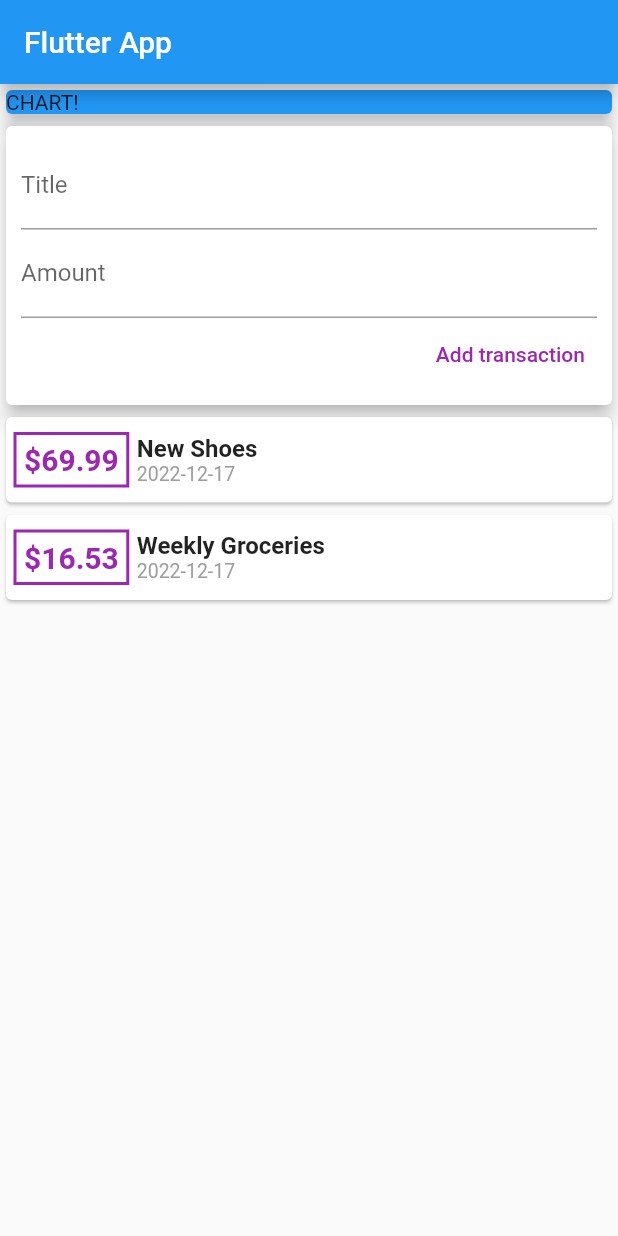
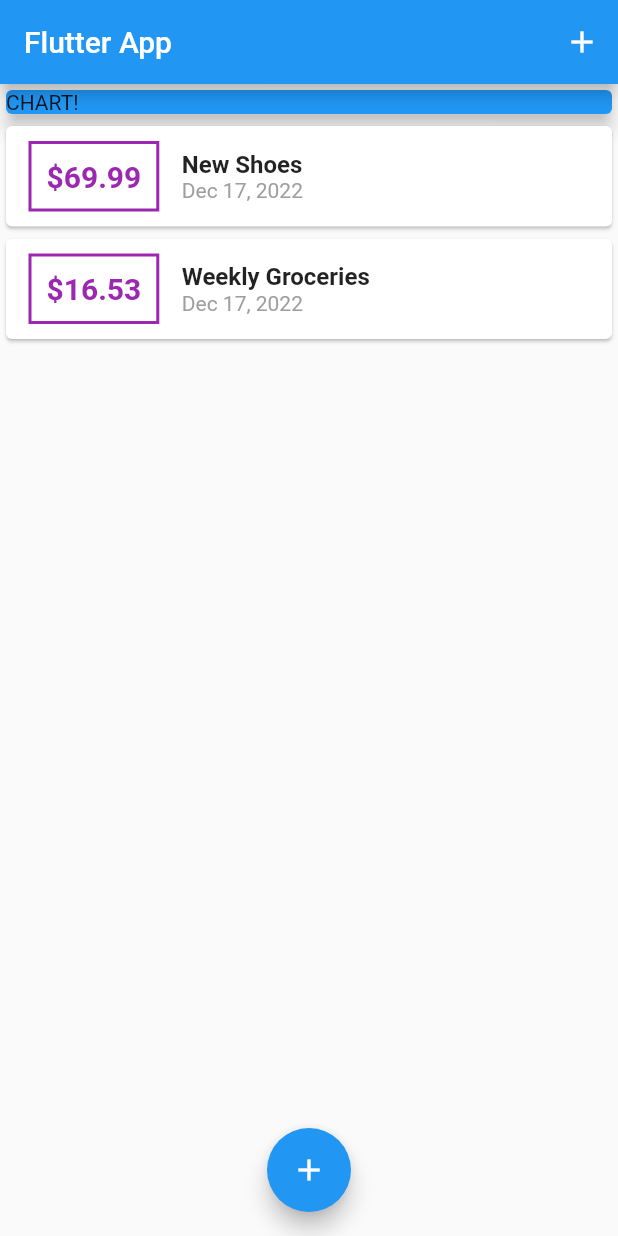
Before and after one commit to Daddy2054/ch4, a Flutter app: the screen it shows after launch, on a phone screen of 412 x 824 dp. Run offline on Flutter 3.47's test engine with Material 2 defaults, Android fonts, the phone set to English and light mode, and no system bars.

```diff
--- a/lib/main.dart
+++ b/lib/main.dart
@@ -1,9 +1,8 @@
 import 'package:flutter/material.dart';
-import 'package:flutter_complete_guide/widgets/new_transaction.dart';
-import 'package:flutter_complete_guide/widgets/trasaction_list.dart';
-import 'package:flutter_complete_guide/widgets/user_transaction.dart';
 
-//import 'models/transaction.dart';
+import './widgets/new_transaction.dart';
+import './widgets/transaction_list.dart';
+import './models/transaction.dart';
 
 void main() => runApp(MyApp());
 
@@ -17,30 +16,88 @@ class MyApp extends StatelessWidget {
   }
 }
 
-class MyHomePage extends StatelessWidget {
+class MyHomePage extends StatefulWidget {
   // String titleInput;
   // String amountInput;
+  @override
+  _MyHomePageState createState() => _MyHomePageState();
+}
+
+class _MyHomePageState extends State<MyHomePage> {
+  final List<Transaction> _userTransactions = [
+    Transaction(
+      id: 't1',
+      title: 'New Shoes',
+      amount: 69.99,
+      date: DateTime.now(),
+    ),
+    Transaction(
+      id: 't2',
+      title: 'Weekly Groceries',
+      amount: 16.53,
+      date: DateTime.now(),
+    ),
+  ];
+
+  void _addNewTransaction(String txTitle, double txAmount) {
+    final newTx = Transaction(
+      title: txTitle,
+      amount: txAmount,
+      date: DateTime.now(),
+      id: DateTime.now().toString(),
+    );
+
+    setState(() {
+      _userTransactions.add(newTx);
+    });
+  }
+
+  void _startAddNewTransaction(BuildContext ctx) {
+    showModalBottomSheet(
+      context: ctx,
+      builder: (_) {
+        return GestureDetector(
+          onTap: () {},
+          child: NewTransaction(_addNewTransaction),
+          behavior: HitTestBehavior.opaque,
+        );
+      },
+    );
+  }
 
   @override
   Widget build(BuildContext context) {
     return Scaffold(
       appBar: AppBar(
         title: Text('Flutter App'),
+        actions: <Widget>[
+          IconButton(
+            icon: Icon(Icons.add),
+            onPressed: () => _startAddNewTransaction(context),
           ),
-      body: Column(
-        //   mainAxisAlignment: MainAxisAlignment.spaceAround,
+        ],
+      ),
+      body: SingleChildScrollView(
+        child: Column(
+          // mainAxisAlignment: MainAxisAlignment.start,
           crossAxisAlignment: CrossAxisAlignment.stretch,
           children: <Widget>[
             Container(
-            //    width: double.infinity,
+              width: double.infinity,
               child: Card(
                 color: Colors.blue,
                 child: Text('CHART!'),
                 elevation: 5,
               ),
             ),
-          UserTransactions()
+            TransactionList(_userTransactions),
           ],
+        ),
+      ),
+      floatingActionButtonLocation: FloatingActionButtonLocation.centerFloat,
+      floatingActionButton: FloatingActionButton(
+        child: Icon(Icons.add),
+        onPressed: () => _startAddNewTransaction(context),
       ),
     );
   }
--- /dev/null
+++ b/lib/widgets/transaction_list.dart
@@ -0,0 +1,67 @@
+import 'package:flutter/material.dart';
+import 'package:intl/intl.dart';
+
+import '../models/transaction.dart';
+
+class TransactionList extends StatelessWidget {
+  final List<Transaction> transactions;
+
+  TransactionList(this.transactions);
+
+  @override
+  Widget build(BuildContext context) {
+    return Container(
+      height: 300,
+      child: ListView.builder(
+        itemBuilder: (ctx, index) {
+          return Card(
+            child: Row(
+              children: <Widget>[
+                Container(
+                  margin: EdgeInsets.symmetric(
+                    vertical: 10,
+                    horizontal: 15,
+                  ),
+                  decoration: BoxDecoration(
+                    border: Border.all(
+                      color: Colors.purple,
+                      width: 2,
+                    ),
+                  ),
+                  padding: EdgeInsets.all(10),
+                  child: Text(
+                    '\$${transactions[index].amount.toStringAsFixed(2)}',
+                    style: TextStyle(
+                      fontWeight: FontWeight.bold,
+                      fontSize: 20,
+                      color: Colors.purple,
+                    ),
+                  ),
+                ),
+                Column(
+                  crossAxisAlignment: CrossAxisAlignment.start,
+                  children: <Widget>[
+                    Text(
+                      transactions[index].title,
+                      style: TextStyle(
+                        fontSize: 16,
+                        fontWeight: FontWeight.bold,
+                      ),
+                    ),
+                    Text(
+                      DateFormat.yMMMd().format(transactions[index].date),
+                      style: TextStyle(
+                        color: Colors.grey,
+                      ),
+                    ),
+                  ],
+                ),
+              ],
+            ),
+          );
+        },
+        itemCount: transactions.length,
+      ),
+    );
+  }
+}
--- a/lib/widgets/trasaction_list.dart
+++ /dev/null
@@ -1,66 +0,0 @@
-// import 'package:flutter/src/foundation/key.dart';
-// import 'package:flutter/src/widgets/container.dart';
-// import 'package:flutter/src/widgets/framework.dart';
-import 'package:flutter_complete_guide/models/transaction.dart';
-import 'package:intl/intl.dart';
-import 'package:flutter/material.dart';
-
-//import 'package:flutter_complete_guide/widgets/user_transaction.dart';
-//import 'user_transaction.dart';
-class TransactionList extends StatelessWidget {
-  final List<Transaction> transactions;
-
-  TransactionList(this.transactions);
-//]
-  @override
-  Widget build(BuildContext context) {
-    return Column(
-      children: transactions.map((tx) {
-        return Card(
-          child: Row(
-            //mainAxisAlignment: MainAxisAlignment.spaceEvenly,
-            children: <Widget>[
-              Container(
-                margin: EdgeInsets.symmetric(
-                  vertical: 10,
-                  horizontal: 5,
-                ),
-                decoration: BoxDecoration(
-                  border: Border.all(color: Colors.purple, width: 2),
-                ),
-                padding: EdgeInsets.all(5),
-                child: Text(
-                  '\$${tx.amount}',
-                  style: TextStyle(
-                    fontWeight: FontWeight.bold,
-                    fontSize: 20,
-                    color: Colors.purple,
-                  ),
-                ),
-              ),
-              Column(
-                crossAxisAlignment: CrossAxisAlignment.start,
-                children: <Widget>[
-                  Text(
-                    tx.title,
-                    style: TextStyle(
-                      fontSize: 16,
-                      fontWeight: FontWeight.bold,
-                    ),
-                  ),
-                  Text(
-                    DateFormat('yyyy-MM-dd').format(tx.date),
-                    style: TextStyle(
-                      fontSize: 13,
-                      color: Colors.grey,
-                    ),
-                  ),
-                ],
-              )
-            ],
-          ),
-        );
-      }).toList(),
-    );
-  }
-}
--- a/lib/widgets/user_transaction.dart
+++ b/lib/widgets/user_transaction.dart
@@ -5,7 +5,7 @@
 import 'package:flutter/material.dart';
 import 'package:flutter_complete_guide/models/transaction.dart';
 import 'package:flutter_complete_guide/widgets/new_transaction.dart';
-import 'package:flutter_complete_guide/widgets/trasaction_list.dart';
+import 'package:flutter_complete_guide/widgets/transaction_list.dart';
 
 class UserTransactions extends StatefulWidget {
   const UserTransactions({Key key}) : super(key: key);
@@ -15,33 +15,12 @@ class UserTransactions extends StatefulWidget {
 }
 
 class _UserTransactionsState extends State<UserTransactions> {
-  final List<Transaction> _userTransactions = [
-    //  final List<Transaction> transactions = [
-    Transaction(
-        id: 't1', title: 'New Shoes', amount: 69.99, date: DateTime.now()),
-    Transaction(
-        id: 't2',
-        title: 'Weekly Groceries',
-        amount: 16.53,
-        date: DateTime.now()),
-  ];
 
-  void _addNewTransaction(String txTitle, double txAmount) {
-    final newTx = Transaction(
-      title: txTitle,
-      amount: txAmount,
-      date: DateTime.now(),
-      id: DateTime.now().toString(),
-    );
-    setState(() {
-      _userTransactions.add(newTx);
-    });
   }
 
   @override
   Widget build(BuildContext context) {
     return Column(
-      children: <Widget>[NewTransaction(_addNewTransaction), TransactionList(_userTransactions)],
+  //    children: <Widget>[NewTransaction(_addNewTransaction), ],
     );
   }
-}
```
Also changed, not shown: lib/widgets/new_transaction.dart (+26 -20 lines). Lines whose indentation alone changed are shown as unchanged.
